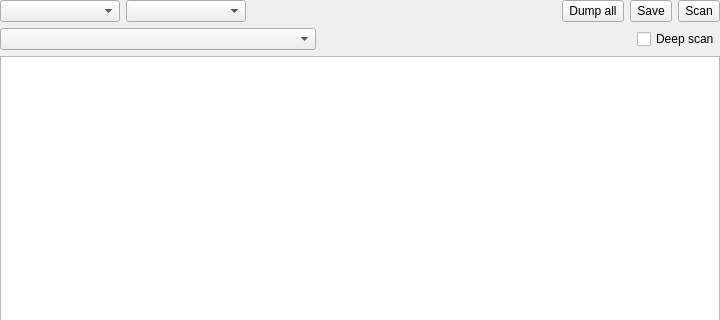
Old version of the form xextractorwidget.ui in the repository horsicq/XExtractorWidget; both pictures show x 0 to 720 and y 0 to 320 of the 720 by 556 pixel window.
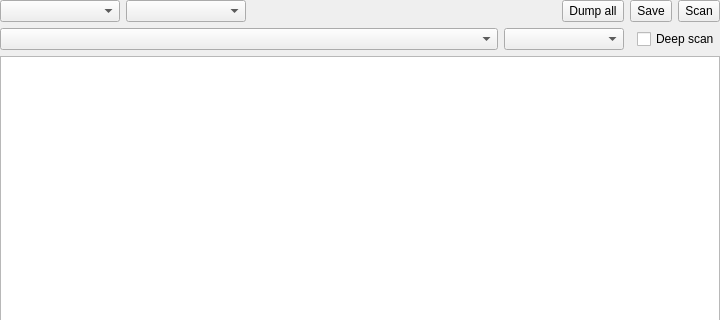
New version of the form. Custom widgets are drawn as their Qt base class.

Patch:
```diff
--- a/xextractorwidget.ui
+++ b/xextractorwidget.ui
@@ -145,17 +145,21 @@
        </property>
       </widget>
      </item>
+     <item>
+      <widget class="QComboBox" name="comboBoxExtractorMode">
+       <property name="minimumSize">
+        <size>
+         <width>120</width>
+         <height>0</height>
+        </size>
+       </property>
+      </widget>
+     </item>
      <item>
       <spacer name="horizontalSpacer">
        <property name="orientation">
         <enum>Qt::Orientation::Horizontal</enum>
        </property>
-       <property name="sizeHint" stdset="0">
-        <size>
-         <width>40</width>
-         <height>20</height>
-        </size>
-       </property>
       </spacer>
      </item>
      <item>
```
